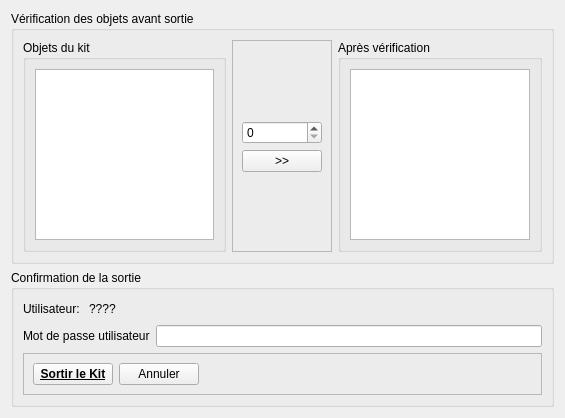
diluxe01/Micro_Brico, file popups/popupsortirresa.ui: the form before one commit.
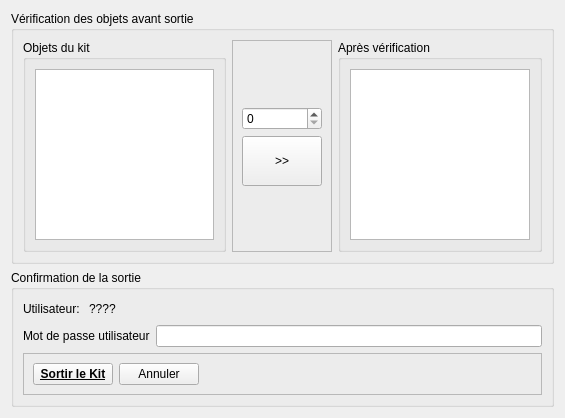
The form after the commit.

What changed in the file:
```diff
--- a/popups/popupsortirresa.ui
+++ b/popups/popupsortirresa.ui
@@ -59,6 +59,18 @@
          </item>
          <item>
           <widget class="QPushButton" name="pushButton_popupSortie_pushDest">
+           <property name="minimumSize">
+            <size>
+             <width>0</width>
+             <height>50</height>
+            </size>
+           </property>
+           <property name="maximumSize">
+            <size>
+             <width>16777215</width>
+             <height>50</height>
+            </size>
+           </property>
            <property name="text">
             <string>&gt;&gt;</string>
            </property>
```
